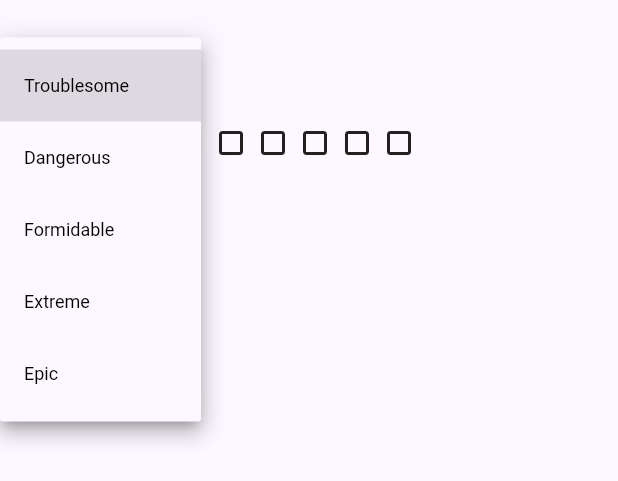
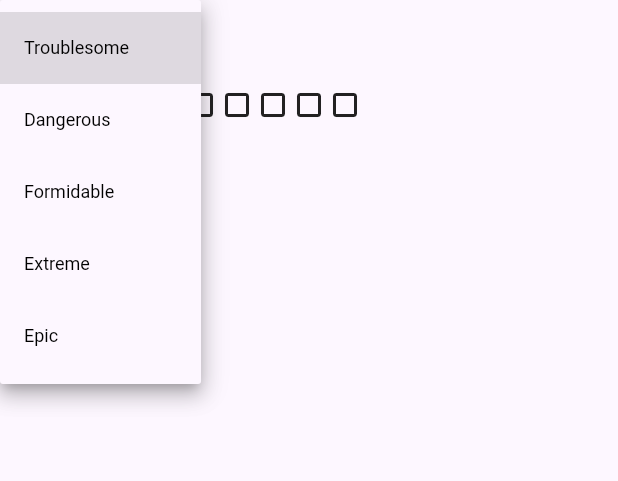
Before and after one commit to vder/ironroll, a Flutter app: the ProgressTrack widget shown alone on an empty page, opened directly with empty values, after a tap on "Troublesome", on a phone screen of 412 x 824 dp. Shown: the top 481 px of the screen. Run offline on Flutter 3.47's test engine with Material 3 defaults, Android fonts, the phone set to English and light mode, and no system bars; our stand-ins replace google_fonts, hive, hive_flutter; accounts and stored records are empty.

Commit message:
verticaltrack rearanged progress tracked changed

```diff
--- a/lib/character_sheet_page.dart
+++ b/lib/character_sheet_page.dart
@@ -316,8 +316,6 @@ class _CharacterSheetPageState extends State<CharacterSheetPage> {
                               current: 2,
                               max: 10,
                             ),
-                            Column(
-                              children: [
                             VerticalTrack(
                               label: 'Health',
                               min: 0,
@@ -338,8 +336,6 @@ class _CharacterSheetPageState extends State<CharacterSheetPage> {
                             ),
                           ],
                         ),
-                          ],
-                        ),
                       ),
                     ),
                   ],
--- a/lib/widgets/progress_track/progress_track.dart
+++ b/lib/widgets/progress_track/progress_track.dart
@@ -81,25 +81,6 @@ class _ProgressTrackState extends State<ProgressTrack> {
     return Column(
       crossAxisAlignment: CrossAxisAlignment.start,
       children: [
-        // Quest name
-        Container(
-          constraints: const BoxConstraints(maxWidth: 220, minWidth: 180),
-          child: Padding(
-            padding: const EdgeInsets.only(bottom: 4.0),
-            child: Text(
-              _quest.name,
-              softWrap: true,
-              maxLines: 3,
-              overflow: TextOverflow.ellipsis,
-              style: const TextStyle(
-                fontSize: 14,
-                fontWeight: FontWeight.normal,
-              ),
-            ),
-          ),
-
-          // Rank dropdown
-        ),
         DropdownButton<QuestRank>(
           value: _quest.rank,
           style: const TextStyle(fontSize: 12, color: Colors.black),
@@ -126,8 +107,8 @@ class _ProgressTrackState extends State<ProgressTrack> {
               int boxTicks = (_quest.progress - boxIndex * 4).clamp(0, 4);
               return Container(
                 margin: const EdgeInsets.all(2),
-                width: 24,
-                height: 24,
+                width: 20,
+                height: 20,
                 child: Icon(_iconForTicks(boxTicks), size: 24),
               );
             }),
```
Also changed, not shown: lib/widgets/progress_track/progress_track_list.dart (+33 -8 lines). Lines whose indentation alone changed are shown as unchanged.
